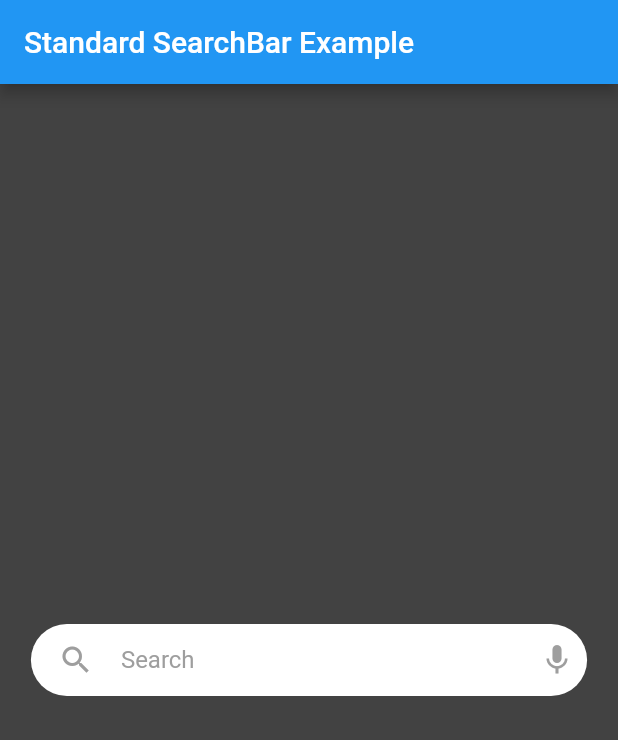
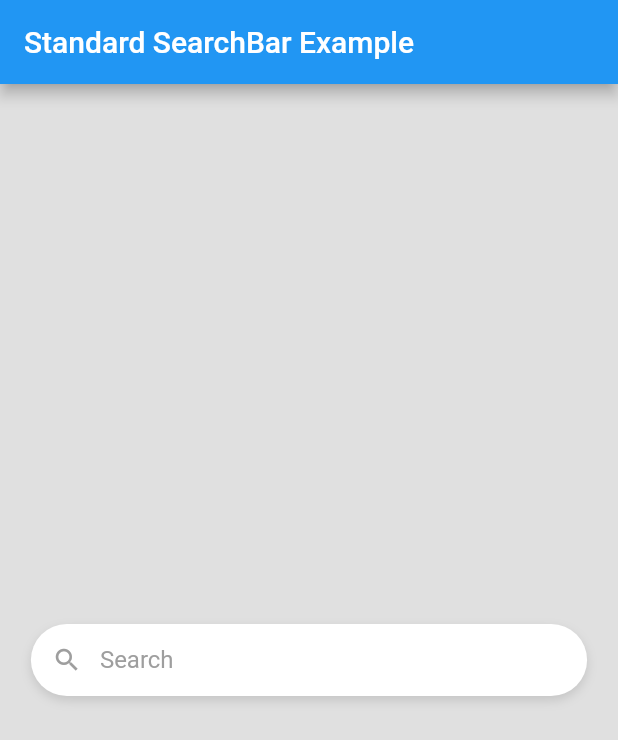
Before and after one commit to hajajmaor/StandardSearchBar, a Flutter app: the screen it shows after launch, on a phone screen of 412 x 824 dp. Shown: the top 740 px of the screen. Run offline on Flutter 3.47's test engine with Material 2 defaults, Android fonts, the phone set to English and light mode, and no system bars.

Commit message:
Finish searchbar design

```diff
--- a/example/lib/main.dart
+++ b/example/lib/main.dart
@@ -1,4 +1,6 @@
 import 'package:flutter/material.dart';
+
+import 'package:flutter/foundation.dart';
 
 import 'package:standard_searchbar/standard_searchbar.dart';
 
@@ -17,9 +19,15 @@ class MyApp extends StatelessWidget {
         body: Center(
           child: StandardSearchBar(
             width: MediaQuery.of(context).size.width * 0.9,
+            startIconOnTap: () {
+              if (kDebugMode) print('Search!');
+            },
+            onSearch: (String value) {
+              if (kDebugMode) print('Search: $value');
+            },
           ),
         ),
-        backgroundColor: Colors.grey[800],
+        backgroundColor: Colors.black12,
       ),
     );
   }
--- a/lib/standard_searchbar.dart
+++ b/lib/standard_searchbar.dart
@@ -2,7 +2,7 @@ library standard_searchbar;
 
 import 'package:flutter/material.dart';
 
-class StandardSearchBar extends StatefulWidget {
+class StandardSearchBar extends StatelessWidget {
   const StandardSearchBar({
     super.key,
     this.width,
@@ -16,11 +16,27 @@ class StandardSearchBar extends StatefulWidget {
     this.endIcon = Icons.mic,
     this.endIconColor = Colors.grey,
     this.showStartIcon = true,
-    this.showEndIcon = true,
+    this.showEndIcon = false,
     this.cursorColor = Colors.grey,
     this.textColor = Colors.black,
     this.startIconSplashColor,
     this.startIconOnTap,
+    this.endIconOnTap,
+    this.endIconSplashColor,
+    this.startIconSize = 20,
+    this.endIconSize = 20,
+    this.horizontalPadding = 10,
+    this.startIconPaddingRight = 8,
+    this.endIconPaddingLeft = 8,
+    this.onSearch,
+    this.shadow = const [
+      BoxShadow(
+        color: Colors.black12,
+        spreadRadius: 0,
+        blurRadius: 5,
+        offset: Offset(0, 3),
+      ),
+    ],
   });
 
   final double? width;
@@ -39,54 +55,46 @@ class StandardSearchBar extends StatefulWidget {
   final Color textColor;
   final Color? startIconSplashColor;
   final Function()? startIconOnTap;
-
-  @override
-  State<StandardSearchBar> createState() => _StandardSearchBarState();
-}
-
-class _StandardSearchBarState extends State<StandardSearchBar> {
-  final padding = 8.0;
-  OverlayEntry? entry;
-  final layerLink = LayerLink();
-
-  String mutableProperty = 'Initial Value';
-
-  void updateProperty() {
-    setState(() {
-      mutableProperty = 'New Value';
-    });
-  }
+  final Function()? endIconOnTap;
+  final Color? endIconSplashColor;
+  final double startIconSize;
+  final double endIconSize;
+  final double horizontalPadding;
+  final double startIconPaddingRight;
+  final double endIconPaddingLeft;
+  final Function(String)? onSearch;
+  final List<BoxShadow> shadow;
 
   @override
   Widget build(BuildContext context) {
     return GestureDetector(
       onTap: () {},
-      child: CompositedTransformTarget(
-        link: layerLink,
       child: Container(
-          width: widget.width,
+        width: width,
         decoration: BoxDecoration(
-            color: widget.backgroundColor,
-            borderRadius: BorderRadius.circular(widget.borderRadius),
+          color: backgroundColor,
+          borderRadius: BorderRadius.circular(borderRadius),
+          boxShadow: shadow,
         ),
         child: Padding(
-            padding: EdgeInsets.symmetric(horizontal: padding),
+          padding: EdgeInsets.symmetric(horizontal: horizontalPadding),
           child: Row(
             children: [
-                if (widget.showStartIcon != false)
+              if (showStartIcon != false)
                 Padding(
-                    padding: EdgeInsets.only(right: padding),
+                  padding: EdgeInsets.only(right: startIconPaddingRight),
                   child: ClipOval(
                     child: Material(
                       color: Colors.transparent,
                       child: InkWell(
-                          splashColor: widget.startIconSplashColor,
-                          onTap: widget.startIconOnTap,
+                        splashColor: startIconSplashColor,
+                        onTap: startIconOnTap,
                         child: Padding(
-                            padding: const EdgeInsets.all(10.0),
+                          padding: const EdgeInsets.all(4.0),
                           child: Icon(
-                              widget.startIcon,
-                              color: widget.startIconColor,
+                            startIcon,
+                            color: startIconColor,
+                            size: startIconSize,
                           ),
                         ),
                       ),
@@ -94,56 +102,46 @@ class _StandardSearchBarState extends State<StandardSearchBar> {
                   ),
                 ),
               Expanded(
+                child: Padding(
+                  padding:
+                      showEndIcon ? EdgeInsets.zero : EdgeInsets.only(right: endIconPaddingLeft),
                   child: TextField(
                     decoration: InputDecoration(
                       border: InputBorder.none,
-                      hintText: widget.hintText,
-                      hintStyle: TextStyle(color: widget.hintColor),
+                      hintText: hintText,
+                      hintStyle: TextStyle(color: hintColor),
                     ),
-                    cursorColor: widget.cursorColor,
-                    style: TextStyle(color: widget.textColor),
+                    cursorColor: cursorColor,
+                    style: TextStyle(color: textColor),
+                    onSubmitted: onSearch,
                   ),
                 ),
-                if (widget.showEndIcon != false)
+              ),
+              if (showEndIcon != false)
                 Padding(
-                    padding: EdgeInsets.only(left: padding),
-                    child: Icon(widget.endIcon, color: widget.endIconColor),
+                  padding: EdgeInsets.only(left: endIconPaddingLeft),
+                  child: ClipOval(
+                    child: Material(
+                      color: Colors.transparent,
+                      child: InkWell(
+                        splashColor: endIconSplashColor,
+                        onTap: endIconOnTap,
+                        child: Padding(
+                          padding: const EdgeInsets.all(4.0),
+                          child: Icon(
+                            endIcon,
+                            color: endIconColor,
+                            size: endIconSize,
+                          ),
+                        ),
+                      ),
+                    ),
+                  ),
                 ),
             ],
           ),
         ),
       ),
-      ),
-    );
-  }
-
-  void showOverlay() {
-    final overlay = Overlay.of(context);
-    final renderBox = context.findRenderObject() as RenderBox;
-    final size = renderBox.size;
-    final offset = renderBox.localToGlobal(Offset.zero);
-
-    entry = OverlayEntry(
-      builder: (context) => Positioned(
-        left: offset.dx,
-        top: offset.dy + size.height + 16,
-        width: size.width,
-        child: CompositedTransformFollower(
-          link: layerLink,
-          showWhenUnlinked: false,
-          offset: Offset(0, size.height),
-          child: buildOverlay(),
-        ),
-      ),
-    );
-
-    overlay.insert(entry!);
-  }
-
-  Widget buildOverlay() {
-    return Container(
-      height: 250,
-      color: widget.backgroundColor,
     );
   }
 }
```
Lines whose indentation alone changed are shown as unchanged.
